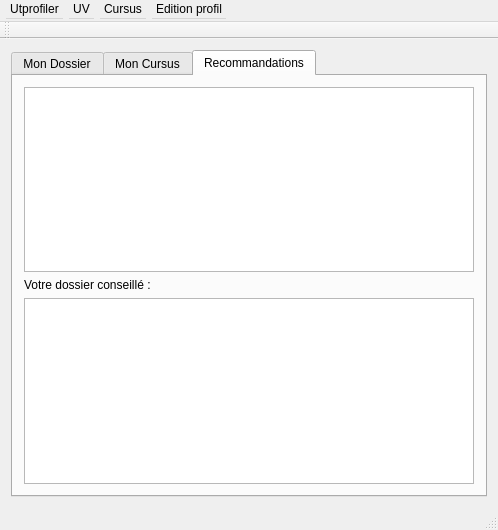
Before: the Qt Designer form window/mainwindow.ui in roddehugo/utprofiler, drawn with Qt 5.
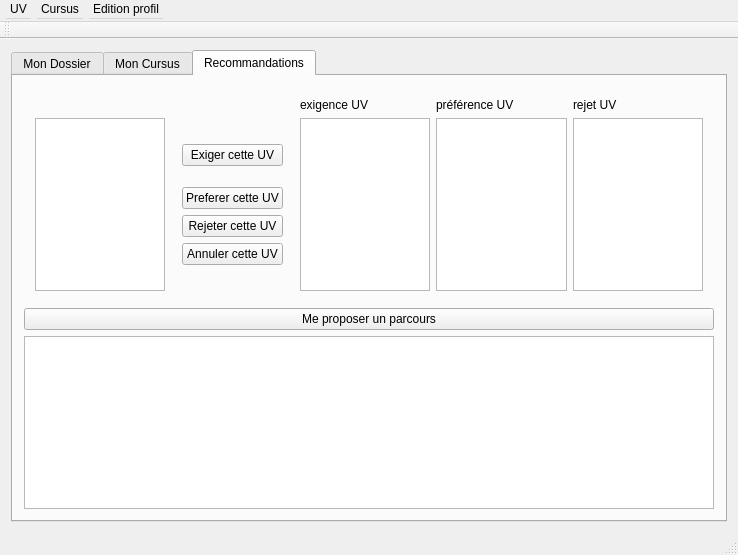
After: the same form once the commit is applied. The open tabs and pages were chosen to show the change.

Commit message: menu affichage

```diff
--- a/window/mainwindow.ui
+++ b/window/mainwindow.ui
@@ -6,8 +6,8 @@
    <rect>
     <x>0</x>
     <y>0</y>
-    <width>498</width>
-    <height>525</height>
+    <width>738</width>
+    <height>555</height>
    </rect>
   </property>
   <property name="windowTitle">
@@ -20,7 +20,7 @@
      <height>469</height>
     </size>
    </property>
-   <layout class="QVBoxLayout" name="verticalLayout_6">
+   <layout class="QHBoxLayout" name="horizontalLayout_3">
     <property name="sizeConstraint">
      <enum>QLayout::SetMaximumSize</enum>
     </property>
@@ -149,28 +149,97 @@
         <item>
          <layout class="QVBoxLayout" name="verticalLayout_2">
           <item>
-           <layout class="QGridLayout" name="gridLayout_3">
-            <item row="0" column="0">
-             <widget class="QColumnView" name="columnView"/>
-            </item>
-            <item row="1" column="0">
-             <widget class="QLabel" name="label_10">
-              <property name="text">
-               <string>Votre dossier conseillé :</string>
-              </property>
-             </widget>
-            </item>
-            <item row="2" column="0">
-             <widget class="QTableView" name="tableView_2">
-              <property name="sortingEnabled">
-               <bool>true</bool>
-              </property>
-              <attribute name="verticalHeaderHighlightSections">
-               <bool>false</bool>
-              </attribute>
-             </widget>
-            </item>
-           </layout>
+           <layout class="QHBoxLayout" name="horizontalLayout"/>
+          </item>
+          <item>
+           <widget class="QWidget" name="widget" native="true">
+            <layout class="QGridLayout" name="gridLayout">
+             <item row="0" column="0">
+              <layout class="QHBoxLayout" name="horizontalLayout_2"/>
+             </item>
+             <item row="1" column="1">
+              <widget class="QWidget" name="widget_2" native="true">
+               <layout class="QVBoxLayout" name="verticalLayout_7">
+                <item>
+                 <widget class="QPushButton" name="pushButton_2">
+                  <property name="text">
+                   <string>Exiger cette UV</string>
+                  </property>
+                 </widget>
+                </item>
+                <item>
+                 <layout class="QVBoxLayout" name="verticalLayout_6">
+                  <item>
+                   <widget class="QPushButton" name="pushButton_4">
+                    <property name="text">
+                     <string>Preferer cette UV</string>
+                    </property>
+                   </widget>
+                  </item>
+                  <item>
+                   <widget class="QPushButton" name="pushButton_3">
+                    <property name="text">
+                     <string>Rejeter cette UV</string>
+                    </property>
+                   </widget>
+                  </item>
+                  <item>
+                   <widget class="QPushButton" name="pushButton_5">
+                    <property name="text">
+                     <string>Annuler cette UV</string>
+                    </property>
+                   </widget>
+                  </item>
+                 </layout>
+                </item>
+               </layout>
+              </widget>
+             </item>
+             <item row="1" column="3">
+              <widget class="QColumnView" name="columnView_3"/>
+             </item>
+             <item row="1" column="2">
+              <widget class="QColumnView" name="columnView_2"/>
+             </item>
+             <item row="1" column="0">
+              <widget class="QColumnView" name="columnView"/>
+             </item>
+             <item row="1" column="4">
+              <widget class="QColumnView" name="columnView_4"/>
+             </item>
+             <item row="0" column="2">
+              <widget class="QLabel" name="label_10">
+               <property name="text">
+                <string>exigence UV</string>
+               </property>
+              </widget>
+             </item>
+             <item row="0" column="3">
+              <widget class="QLabel" name="label_13">
+               <property name="text">
+                <string>préférence UV</string>
+               </property>
+              </widget>
+             </item>
+             <item row="0" column="4">
+              <widget class="QLabel" name="label_14">
+               <property name="text">
+                <string>rejet UV</string>
+               </property>
+              </widget>
+             </item>
+            </layout>
+           </widget>
+          </item>
+          <item>
+           <widget class="QPushButton" name="pushButton">
+            <property name="text">
+             <string>Me proposer un parcours</string>
+            </property>
+           </widget>
+          </item>
+          <item>
+           <widget class="QTableView" name="tableView_2"/>
           </item>
          </layout>
         </item>
@@ -185,7 +254,7 @@
     <rect>
      <x>0</x>
      <y>0</y>
-     <width>498</width>
+     <width>738</width>
      <height>22</height>
     </rect>
    </property>
@@ -195,14 +264,6 @@
      <height>22</height>
     </size>
    </property>
-   <widget class="QMenu" name="menuUtprofiler">
-    <property name="title">
-     <string>Utprofiler</string>
-    </property>
-    <addaction name="actionA_propos"/>
-    <addaction name="separator"/>
-    <addaction name="actionQuitter"/>
-   </widget>
    <widget class="QMenu" name="menuUV">
     <property name="title">
      <string>UV</string>
@@ -225,7 +286,6 @@
     </property>
     <addaction name="actionAjouter_tudiant"/>
    </widget>
-   <addaction name="menuUtprofiler"/>
    <addaction name="menuUV"/>
    <addaction name="menuCursus"/>
    <addaction name="menuEdition_profil"/>
```
Left out of the diff: 91 changed lines with no effect on the pictures. The commit also changes 20 other files.
